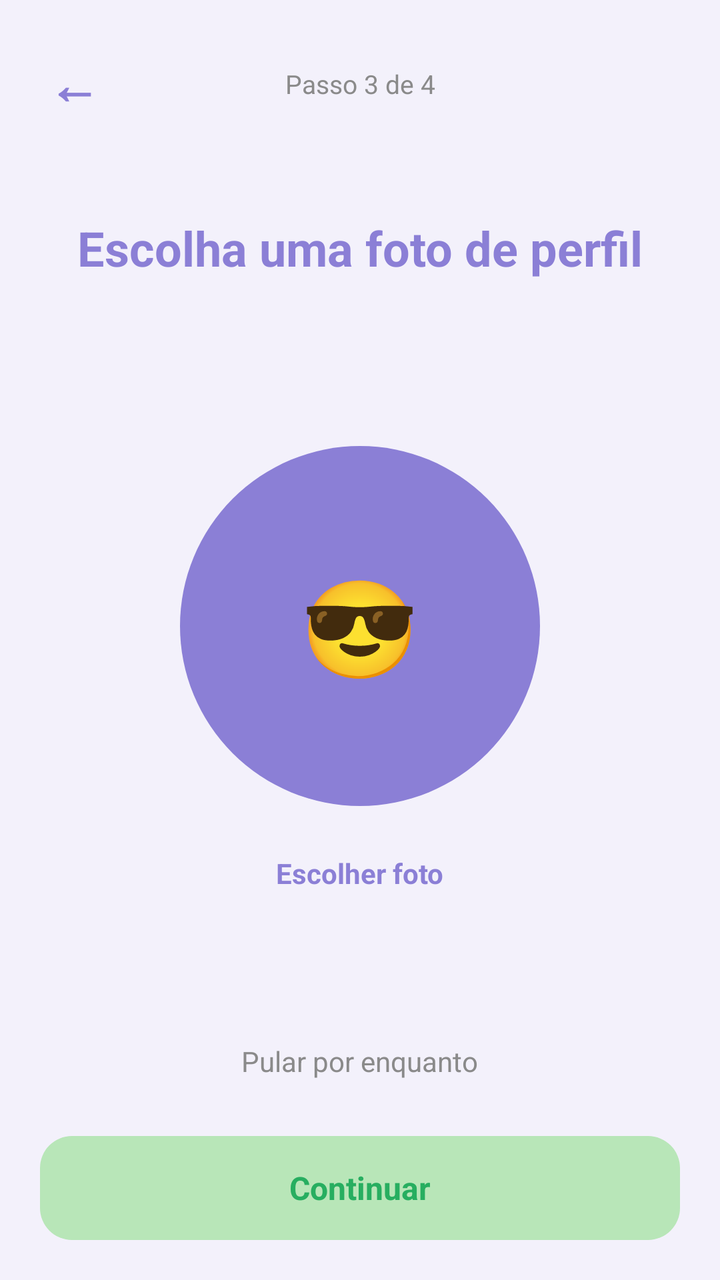
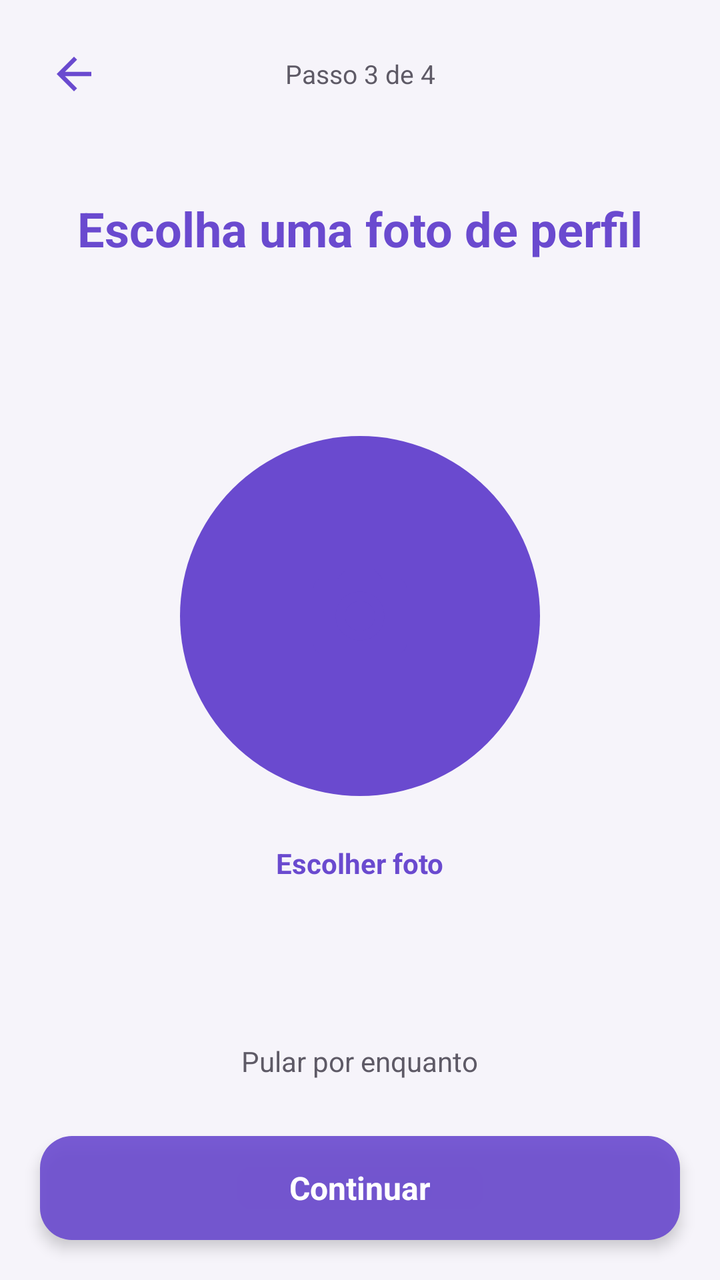

Before-and-after screenshots of an Android layout around one commit, followed by the original layout XML and the change that was made.
<!-- AndroidManifest.xml: activity theme Theme.MeetBeat -->
<!-- res/layout/activity_onboarding_foto_perfil.xml -->
<?xml version="1.0" encoding="utf-8"?>

<LinearLayout xmlns:android="http://schemas.android.com/apk/res/android"
    android:layout_width="match_parent"
    android:layout_height="match_parent"
    android:orientation="vertical"
    android:background="@color/purple_light">

    <LinearLayout
        android:layout_width="match_parent"
        android:layout_height="wrap_content"
        android:orientation="horizontal"
        android:gravity="center_vertical"
        android:padding="16dp">

        <TextView
            android:id="@+id/btnVoltarOnboarding"
            android:layout_width="wrap_content"
            android:layout_height="wrap_content"
            android:text="←"
            android:textSize="26sp"
            android:textColor="@color/purple_primary"
            android:textStyle="bold"
            android:padding="8dp"
            android:clickable="true"
            android:focusable="true" />

        <TextView
            android:layout_width="0dp"
            android:layout_height="wrap_content"
            android:layout_weight="1"
            android:text="Passo 3 de 4"
            android:textColor="@color/text_gray"
            android:textSize="13sp"
            android:gravity="center" />

        <View
            android:layout_width="42dp"
            android:layout_height="1dp" />

    </LinearLayout>

    <TextView
        android:layout_width="match_parent"
        android:layout_height="wrap_content"
        android:padding="24dp"
        android:text="Escolha uma foto de perfil"
        android:textColor="@color/purple_primary"
        android:textSize="24sp"
        android:textStyle="bold"
        android:gravity="center" />

    <LinearLayout
        android:layout_width="match_parent"
        android:layout_height="0dp"
        android:layout_weight="1"
        android:orientation="vertical"
        android:gravity="center">

        <FrameLayout
            android:layout_width="180dp"
            android:layout_height="180dp">

            <ImageView
                android:id="@+id/imageFotoPerfilOnboarding"
                android:layout_width="match_parent"
                android:layout_height="match_parent"
                android:scaleType="centerCrop"
                android:background="@drawable/bg_avatar_circle" />

            <TextView
                android:id="@+id/textPlaceholderIconePerfil"
                android:layout_width="wrap_content"
                android:layout_height="wrap_content"
                android:layout_gravity="center"
                android:text="😎"
                android:textSize="48sp" />

        </FrameLayout>

        <TextView
            android:id="@+id/btnEscolherFotoPerfilOnboarding"
            android:layout_width="wrap_content"
            android:layout_height="wrap_content"
            android:layout_marginTop="16dp"
            android:text="Escolher foto"
            android:textColor="@color/purple_primary"
            android:textStyle="bold"
            android:padding="8dp"
            android:clickable="true"
            android:focusable="true" />

    </LinearLayout>

    <TextView
        android:id="@+id/btnPularFotoPerfil"
        android:layout_width="wrap_content"
        android:layout_height="wrap_content"
        android:layout_gravity="center"
        android:text="Pular por enquanto"
        android:textColor="@color/text_gray"
        android:textSize="14sp"
        android:padding="8dp"
        android:clickable="true"
        android:focusable="true" />

    <TextView
        android:id="@+id/btnContinuarFotoPerfil"
        android:layout_width="match_parent"
        android:layout_height="52dp"
        android:layout_margin="20dp"
        android:background="@drawable/bg_button_accept"
        android:gravity="center"
        android:text="Continuar"
        android:textColor="#27AE60"
        android:textStyle="bold"
        android:textSize="16sp"
        android:clickable="true"
        android:focusable="true" />

</LinearLayout>
<!-- resources referenced by this layout -->
<resources>
  <color name="purple_light">#F3F1FB</color>
  <color name="purple_primary">#8B7FD6</color>
  <color name="text_gray">#8A8A8A</color>
  <!-- drawable bg_avatar_circle (drawable) -->
  <?xml version="1.0" encoding="utf-8"?>
  <shape xmlns:android="http://schemas.android.com/apk/res/android"
      android:shape="oval">
      <solid android:color="@color/purple_primary" />
  </shape>
  <!-- drawable bg_button_accept (drawable) -->
  <?xml version="1.0" encoding="utf-8"?>
  <shape xmlns:android="http://schemas.android.com/apk/res/android"
      android:shape="rectangle">
      <solid android:color="@color/accept_green" />
      <corners android:radius="16dp" />
  </shape>
  <style name="Theme.MeetBeat" parent="Base.Theme.MeetBeat" />
  <color name="accept_green">#B8E6B8</color>
  <style name="Base.Theme.MeetBeat" parent="Theme.Material3.DayNight.NoActionBar">
          
          
      </style>
</resources>

<!-- the commit's change to res/layout/activity_onboarding_foto_perfil.xml (unified diff, before → after) -->
@@ -1,5 +1,4 @@
 <?xml version="1.0" encoding="utf-8"?>
-
 <LinearLayout xmlns:android="http://schemas.android.com/apk/res/android"
     android:layout_width="match_parent"
     android:layout_height="match_parent"
@@ -13,14 +12,11 @@
         android:gravity="center_vertical"
         android:padding="16dp">
 
-        <TextView
+        <ImageView
             android:id="@+id/btnVoltarOnboarding"
-            android:layout_width="wrap_content"
-            android:layout_height="wrap_content"
-            android:text="←"
-            android:textSize="26sp"
-            android:textColor="@color/purple_primary"
-            android:textStyle="bold"
+            android:layout_width="42dp"
+            android:layout_height="42dp"
+            android:src="@drawable/ic_back"
             android:padding="8dp"
             android:clickable="true"
             android:focusable="true" />
@@ -68,13 +64,12 @@
                 android:scaleType="centerCrop"
                 android:background="@drawable/bg_avatar_circle" />
 
-            <TextView
+            <ImageView
                 android:id="@+id/textPlaceholderIconePerfil"
-                android:layout_width="wrap_content"
-                android:layout_height="wrap_content"
+                android:layout_width="56dp"
+                android:layout_height="56dp"
                 android:layout_gravity="center"
-                android:text="😎"
-                android:textSize="48sp" />
+                android:src="@drawable/ic_camera" />
 
         </FrameLayout>
 
@@ -110,9 +105,10 @@
         android:layout_height="52dp"
         android:layout_margin="20dp"
         android:background="@drawable/bg_button_accept"
+        android:elevation="4dp"
         android:gravity="center"
         android:text="Continuar"
-        android:textColor="#27AE60"
+        android:textColor="@color/vidro_conteudo_claro"
         android:textStyle="bold"
         android:textSize="16sp"
         android:clickable="true"
<!-- resource entries referenced after the edit -->
@@ -1,8 +1,9 @@
 <!-- resources referenced by this layout -->
 <resources>
-  <color name="purple_light">#F3F1FB</color>
-  <color name="purple_primary">#8B7FD6</color>
-  <color name="text_gray">#8A8A8A</color>
+  <color name="purple_light">#F6F4FA</color>
+  <color name="purple_primary">#6A4ACF</color>
+  <color name="text_gray">#5E5A66</color>
+  <color name="vidro_conteudo_claro">#FFFFFFFF</color>
   <!-- drawable bg_avatar_circle (drawable) -->
   <?xml version="1.0" encoding="utf-8"?>
   <shape xmlns:android="http://schemas.android.com/apk/res/android"
@@ -13,11 +14,31 @@
   <?xml version="1.0" encoding="utf-8"?>
   <shape xmlns:android="http://schemas.android.com/apk/res/android"
       android:shape="rectangle">
-      <solid android:color="@color/accept_green" />
+      <solid android:color="@color/vidro_fundo_intenso" />
       <corners android:radius="16dp" />
   </shape>
+  <!-- drawable ic_back (drawable) -->
+  <vector xmlns:android="http://schemas.android.com/apk/res/android"
+      android:width="24dp"
+      android:height="24dp"
+      android:viewportWidth="24"
+      android:viewportHeight="24">
+    <path
+        android:fillColor="@color/purple_primary"
+        android:pathData="M20,11H7.83l5.59,-5.59L12,4l-8,8 8,8 1.41,-1.41L7.83,13H20v-2z"/>
+  </vector>
+  <!-- drawable ic_camera (drawable) -->
+  <vector xmlns:android="http://schemas.android.com/apk/res/android"
+      android:width="24dp"
+      android:height="24dp"
+      android:viewportWidth="24"
+      android:viewportHeight="24">
+    <path
+        android:fillColor="@color/purple_primary"
+        android:pathData="M9,2L7.17,4H4c-1.1,0 -2,0.9 -2,2v12c0,1.1 0.9,2 2,2h16c1.1,0 2,-0.9 2,-2L22,6c0,-1.1 -0.9,-2 -2,-2h-3.17L15,2H9zM12,17.2c-2.76,0 -5.2,-2.24 -5.2,-5.2s2.24,-5.2 5.2,-5.2 5.2,2.24 5.2,5.2 -2.24,5.2 -5.2,5.2zM12,8.8c-1.77,0 -3.2,1.43 -3.2,3.2s1.43,3.2 3.2,3.2 3.2,-1.43 3.2,-3.2 -1.43,-3.2 -3.2,-3.2z"/>
+  </vector>
   <style name="Theme.MeetBeat" parent="Base.Theme.MeetBeat" />
-  <color name="accept_green">#B8E6B8</color>
+  <color name="vidro_fundo_intenso">#E66A4ACF</color>
   <style name="Base.Theme.MeetBeat" parent="Theme.Material3.DayNight.NoActionBar">
           
           
